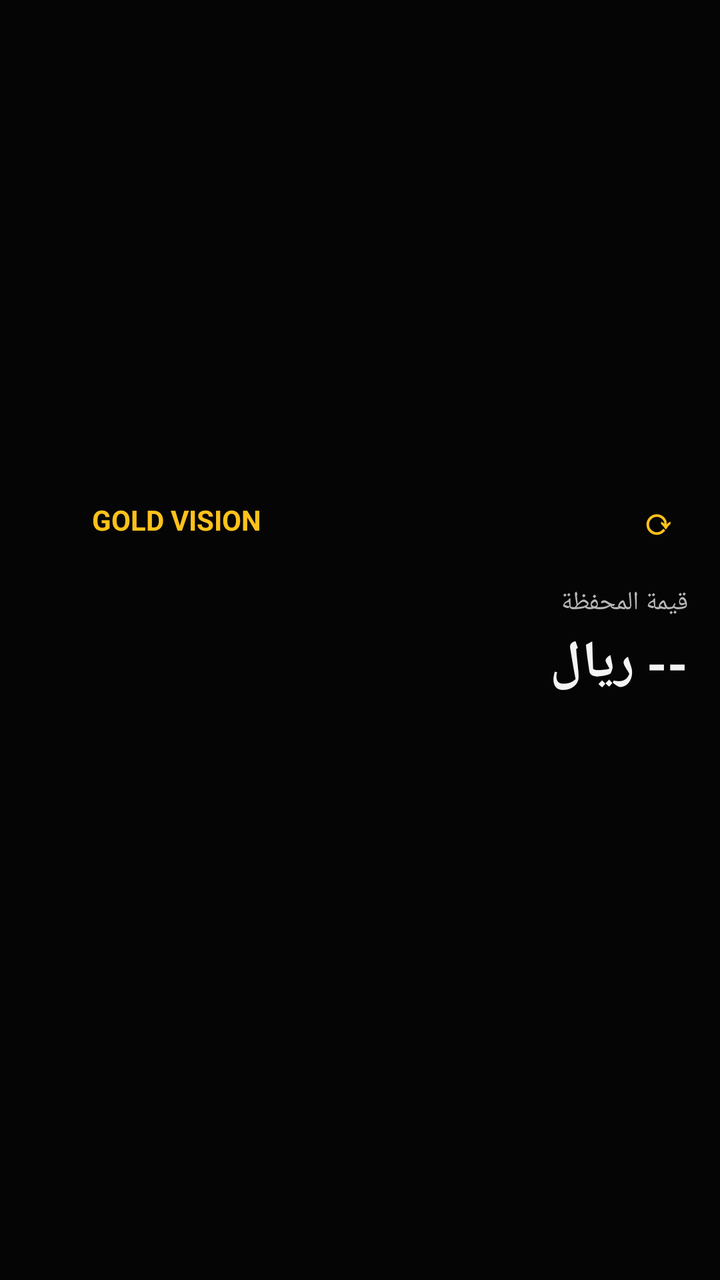
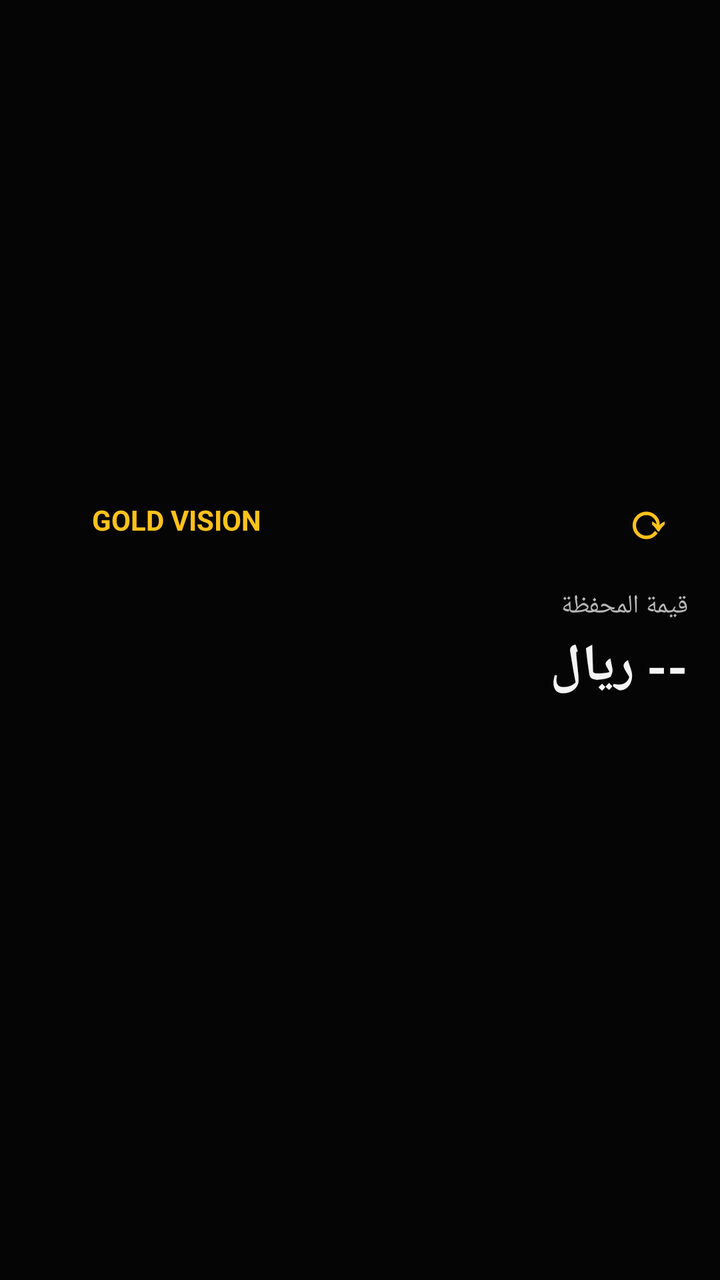

An Android layout rendered at two revisions. The XML below is the earlier revision; the diff shows what the commit changed to produce the second picture.
<!-- AndroidManifest.xml: application theme Theme.GoldVision -->
<!-- res/layout/gold_portfolio_widget.xml -->
<?xml version="1.0" encoding="utf-8"?>
<LinearLayout xmlns:android="http://schemas.android.com/apk/res/android"
    android:id="@+id/portfolio_widget_root"
    android:layout_width="match_parent"
    android:layout_height="match_parent"
    android:orientation="vertical"
    android:background="@color/ic_launcher_background"
    android:padding="16dp"
    android:gravity="center_vertical">

    <LinearLayout
        android:layout_width="match_parent"
        android:layout_height="wrap_content"
        android:orientation="horizontal"
        android:gravity="center_vertical">
        <ImageView
            android:layout_width="22dp"
            android:layout_height="22dp"
            android:layout_marginEnd="8dp"
            android:src="@mipmap/ic_launcher"
            android:contentDescription="@null" />
        <TextView
            android:layout_width="0dp"
            android:layout_height="wrap_content"
            android:layout_weight="1"
            android:text="GOLD VISION"
            android:textColor="@color/widget_gold"
            android:textSize="14sp"
            android:textStyle="bold" />
        <TextView
            android:id="@+id/portfolio_widget_refresh"
            android:layout_width="wrap_content"
            android:layout_height="wrap_content"
            android:padding="6dp"
            android:text="⟳"
            android:textColor="@color/widget_gold"
            android:textSize="18sp"
            android:textStyle="bold" />
    </LinearLayout>

    <TextView
        android:id="@+id/portfolio_widget_label"
        android:layout_width="match_parent"
        android:layout_height="wrap_content"
        android:layout_marginTop="14dp"
        android:text="قيمة المحفظة"
        android:textColor="#B8B8B8"
        android:textSize="13sp" />

    <TextView
        android:id="@+id/portfolio_widget_value"
        android:layout_width="match_parent"
        android:layout_height="wrap_content"
        android:layout_marginTop="4dp"
        android:text="-- ريال"
        android:textColor="#F4F4F4"
        android:textSize="26sp"
        android:textStyle="bold" />

    <TextView
        android:id="@+id/portfolio_widget_percent"
        android:layout_width="match_parent"
        android:layout_height="wrap_content"
        android:layout_marginTop="4dp"
        android:text=""
        android:textColor="@color/widget_gold"
        android:textSize="14sp"
        android:textStyle="bold" />

    <TextView
        android:id="@+id/portfolio_widget_updated_at"
        android:layout_width="match_parent"
        android:layout_height="wrap_content"
        android:layout_marginTop="12dp"
        android:text=""
        android:textColor="#777777"
        android:textSize="10sp" />

</LinearLayout>
<!-- resources referenced by this layout -->
<resources>
  <color name="ic_launcher_background">#050505</color>
  <color name="widget_gold">#FFC21A</color>
  <!-- mipmap ic_launcher (mipmap-anydpi-v26) -->
  <?xml version="1.0" encoding="utf-8"?>
  <adaptive-icon xmlns:android="http://schemas.android.com/apk/res/android">
      <background android:drawable="@color/ic_launcher_background"/>
      <foreground android:drawable="@mipmap/ic_launcher_foreground"/>
  </adaptive-icon>
  <style name="Theme.GoldVision" parent="android:Theme.Material.NoActionBar">
          <item name="android:windowBackground">@android:color/black</item>
          <item name="android:statusBarColor">@android:color/black</item>
          <item name="android:navigationBarColor">@android:color/black</item>
      </style>
</resources>

<!-- the commit's change to res/layout/gold_portfolio_widget.xml (unified diff, before → after) -->
@@ -27,14 +27,15 @@
             android:textColor="@color/widget_gold"
             android:textSize="14sp"
             android:textStyle="bold" />
+        
         <TextView
             android:id="@+id/portfolio_widget_refresh"
-            android:layout_width="wrap_content"
-            android:layout_height="wrap_content"
-            android:padding="6dp"
+            android:layout_width="40dp"
+            android:layout_height="40dp"
+            android:gravity="center"
             android:text="⟳"
             android:textColor="@color/widget_gold"
-            android:textSize="18sp"
+            android:textSize="24sp"
             android:textStyle="bold" />
     </LinearLayout>
 
